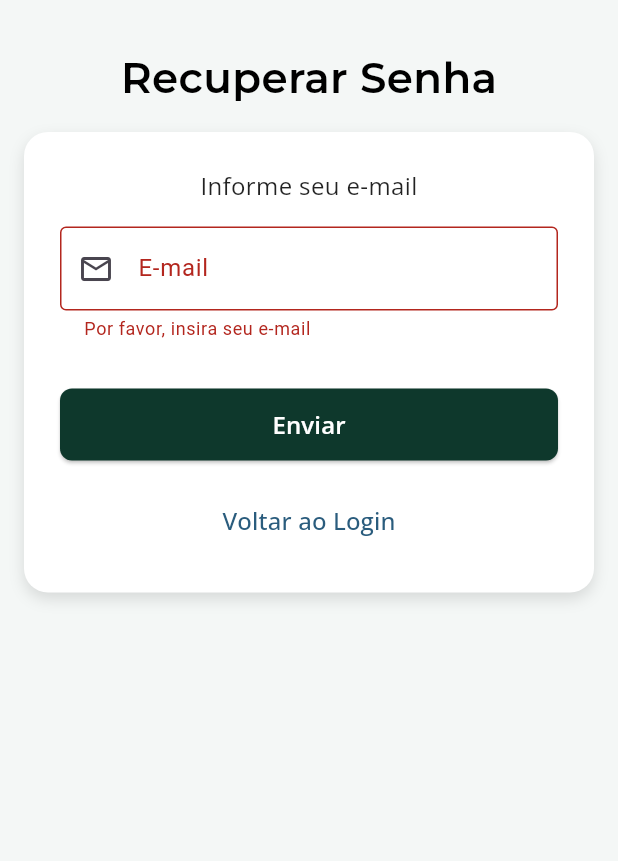
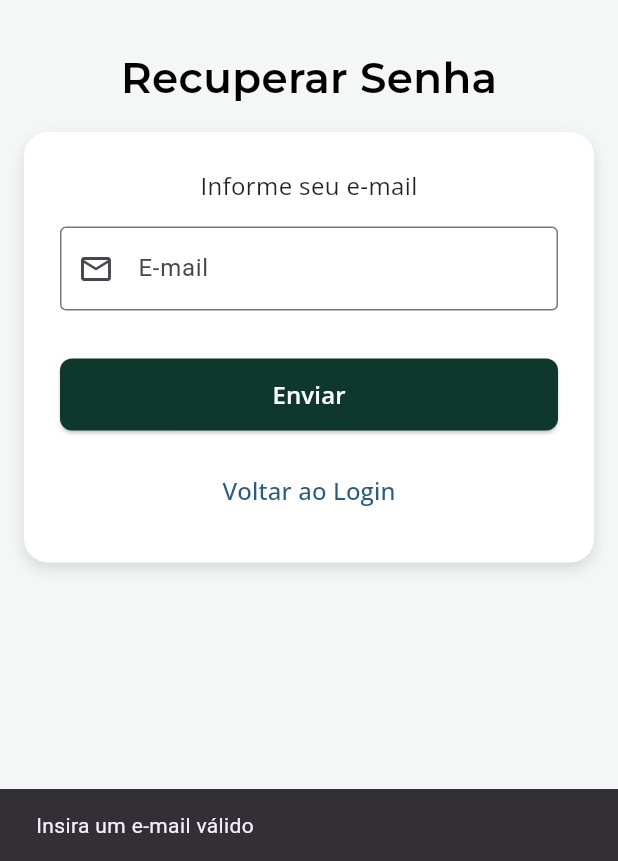
Before and after one commit to RafaelBertasso/OmbroPlus, a Flutter app: the ForgotPasswordPage screen opened by its route, after a tap on "Enviar", on a phone screen of 412 x 824 dp, the part 375-1236 px from its top. Run offline on Flutter 3.47's test engine with Material 3 defaults, Android fonts, the phone set to English and light mode, and no system bars; our stand-ins replace cloud_firestore, firebase_auth, firebase_core, google_fonts, image_picker; accounts and stored records are empty.

Commit message:
Fiz a funcionalidade de redefinir a senha

```diff
--- a/lib/screens/forgot.password.page.dart
+++ b/lib/screens/forgot.password.page.dart
@@ -1,3 +1,4 @@
+import 'package:firebase_auth/firebase_auth.dart';
 import 'package:flutter/material.dart';
 import 'package:google_fonts/google_fonts.dart';
 
@@ -9,29 +10,37 @@ class ForgotPasswordPage extends StatefulWidget {
 }
 
 class _ForgotPasswordPageState extends State<ForgotPasswordPage> {
-  final _formKey = GlobalKey<FormState>();
-  final TextEditingController _emailController = TextEditingController();
+  final txtEmail = TextEditingController();
+  final FirebaseAuth _auth = FirebaseAuth.instance;
 
   @override
   void dispose() {
-    _emailController.dispose();
+    txtEmail.dispose();
     super.dispose();
   }
 
-  void _sendResetLink() async {
-    if (_formKey.currentState!.validate()) {
-      // lógica para enviar o link de recuperação
+  Future<void> _resetPassword(BuildContext context) async {
+    final email = txtEmail.text.trim();
+    if (email.isEmpty) {
+      ScaffoldMessenger.of(
+        context,
+      ).showSnackBar(SnackBar(content: Text('Insira um e-mail válido')));
+      return;
+    }
+    try {
+      await _auth.sendPasswordResetEmail(email: email);
 
       ScaffoldMessenger.of(context).showSnackBar(
         SnackBar(
-          content: Text('Link de recuperação enviado para o e-mail informado'),
-          duration: Duration(seconds: 2),
+          content: Text(
+            'E-mail de recuperação enviado! Verifique sua caixa de entrada',
+          ),
         ),
       );
-      await Future.delayed(Duration(seconds: 5));
-      if (mounted) {
-        Navigator.pop(context);
-      }
+      Navigator.pushReplacementNamed(context, '/login');
+    } on FirebaseAuthException catch (_) {
+      final snackBar = SnackBar(content: Text('Erro ao enviar e-mail'));
+      ScaffoldMessenger.of(context).showSnackBar(snackBar);
     }
   }
 
@@ -72,7 +81,6 @@ class _ForgotPasswordPageState extends State<ForgotPasswordPage> {
                       ],
                     ),
                     child: Form(
-                      key: _formKey,
                       child: Column(
                         children: [
                           Text(
@@ -85,7 +93,7 @@ class _ForgotPasswordPageState extends State<ForgotPasswordPage> {
                           ),
                           SizedBox(height: 16),
                           TextFormField(
-                            controller: _emailController,
+                            controller: txtEmail,
                             keyboardType: TextInputType.emailAddress,
                             decoration: InputDecoration(
                               labelText: 'E-mail',
@@ -111,7 +119,7 @@ class _ForgotPasswordPageState extends State<ForgotPasswordPage> {
                                 borderRadius: BorderRadius.circular(8),
                               ),
                             ),
-                            onPressed: _sendResetLink,
+                            onPressed: () => _resetPassword(context),
                             child: Text(
                               'Enviar',
                               style: GoogleFonts.openSans(
--- a/lib/screens/patient/patient.home.page.dart
+++ b/lib/screens/patient/patient.home.page.dart
@@ -242,10 +242,6 @@ class PatientHomePage extends StatelessWidget {
           ),
         ],
       ),
-      // floatingActionButton: FloatingActionButton(
-      //   onPressed: () => Navigator.pushNamed(context, '/login'),
-      //   child: Icon(Icons.arrow_back),
-      // ),
       bottomNavigationBar: PatientNavbar(
         currentIndex: _selectedIndex,
         onTap: (index) => _onTabTapped(context, index),
```
